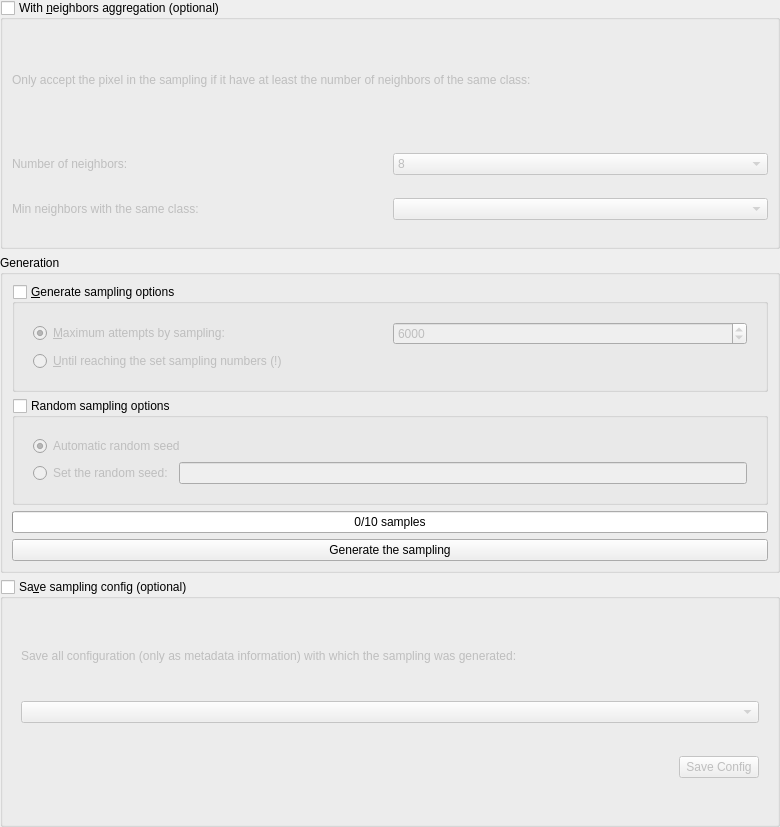
Qt form ui/generate_sampling_widget.ui (SMByC/AcATaMa) before a commit.
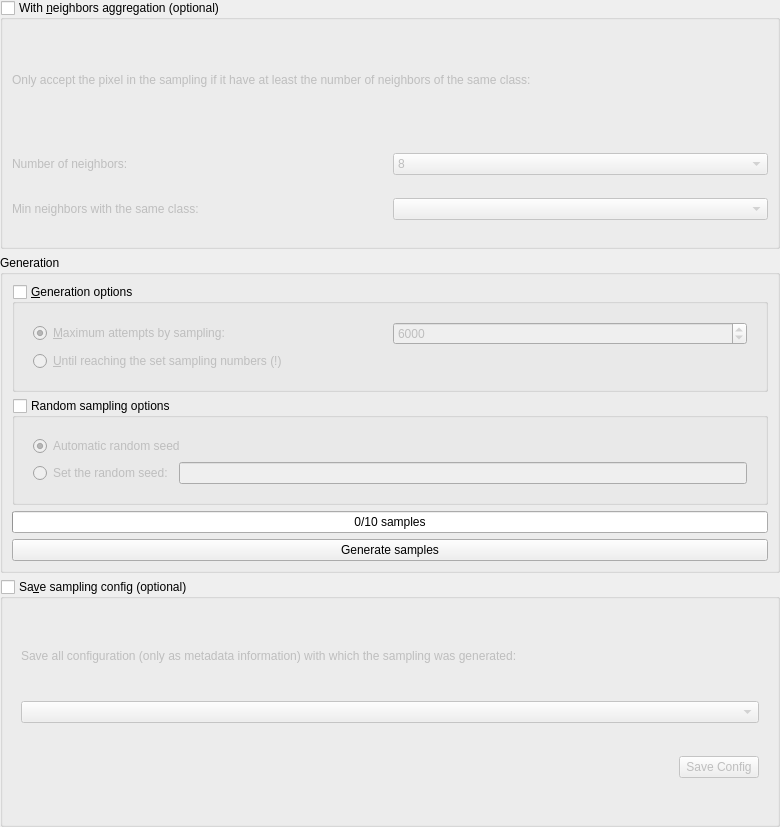
The same form after that commit.

Commit message: Several typos in UI and some texts

```diff
--- a/ui/generate_sampling_widget.ui
+++ b/ui/generate_sampling_widget.ui
@@ -135,7 +135,7 @@
       <item>
        <widget class="QGroupBox" name="QGBox_generate_sampling_options">
         <property name="title">
-         <string>&amp;Generate sampling options</string>
+         <string>&amp;Generation options</string>
         </property>
         <property name="checkable">
          <bool>true</bool>
@@ -275,7 +275,7 @@
       <item>
        <widget class="QPushButton" name="QPBtn_GenerateSampling">
         <property name="text">
-         <string>Generate the sampling</string>
+         <string>Generate samples</string>
         </property>
        </widget>
       </item>
```
The commit also changes 3 other files.
